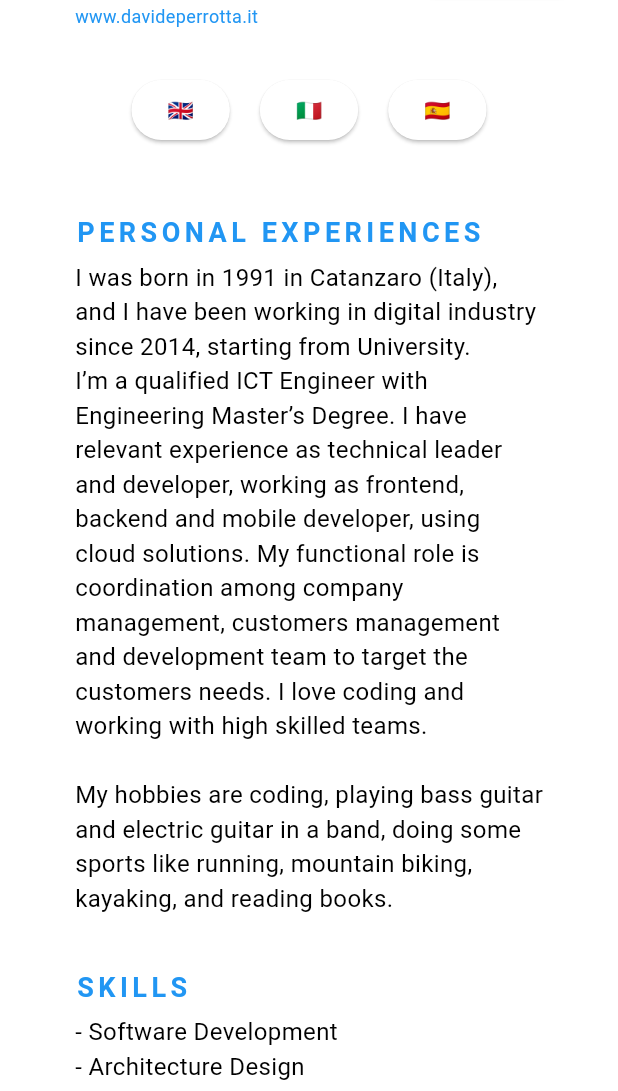
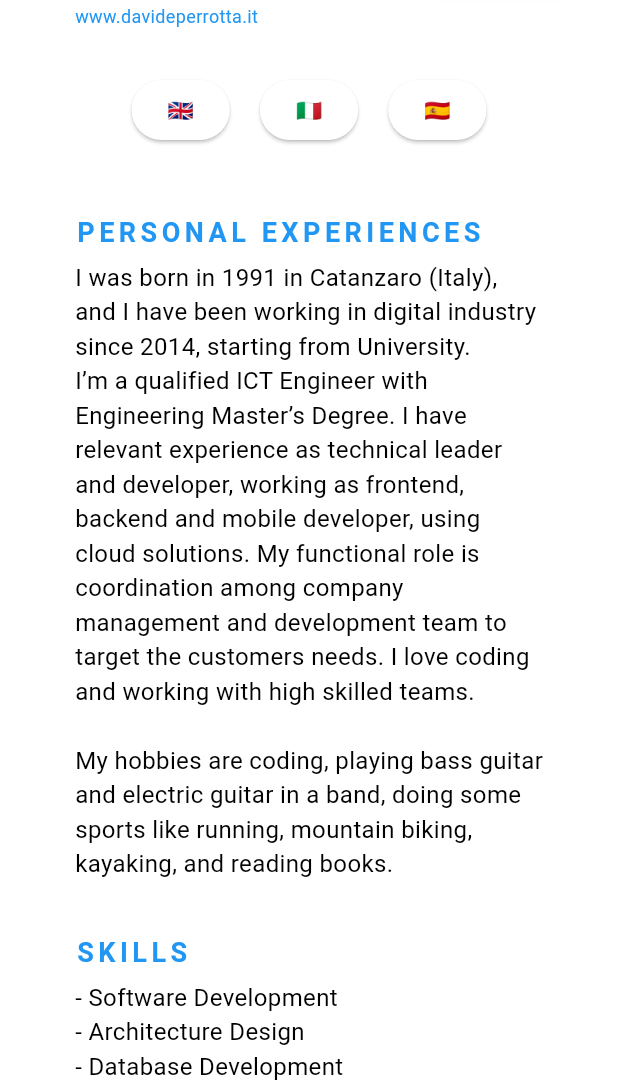
Before and after one commit to davideperrotta/resume_app, a Flutter app: the screen it shows after launch, on a phone screen of 412 x 824 dp, the part 145-1236 px from its top. Run offline on Flutter 3.47's test engine with Material 3 defaults, Android fonts, the light colour scheme and no system bars; our stand-ins replace bloc, equatable, flutter_bloc, responsive_builder.

Commit message:
setting multilanguage part 7

```diff
--- a/lib/labels.dart
+++ b/lib/labels.dart
@@ -1,7 +1,7 @@
 final Map<String, Map<String, String>> labels = {
   'en': {
     'personalExperiencesTitle': 'PERSONAL EXPERIENCES',
-    'personalExperiencesDesc': 'I was born in 1991 in Catanzaro (Italy), and I have been working in digital industry since 2014, starting from University.\nI’m a qualified ICT Engineer with Engineering Master’s Degree. I have relevant experience as technical leader and developer, working as frontend, backend and mobile developer, using cloud solutions. My functional role is coordination among company management, customers management and development team to target the customers needs. I love coding and working with high skilled teams.\n\nMy hobbies are coding, playing bass guitar and electric guitar in a band, doing some sports like running, mountain biking, kayaking, and reading books.',
+    'personalExperiencesDesc': 'I was born in 1991 in Catanzaro (Italy), and I have been working in digital industry since 2014, starting from University.\nI’m a qualified ICT Engineer with Engineering Master’s Degree. I have relevant experience as technical leader and developer, working as frontend, backend and mobile developer, using cloud solutions. My functional role is coordination among company management and development team to target the customers needs. I love coding and working with high skilled teams.\n\nMy hobbies are coding, playing bass guitar and electric guitar in a band, doing some sports like running, mountain biking, kayaking, and reading books.',
     'skillsTitle': 'SKILLS',
     'skillsDesc': '- Software Development\n- Architecture Design\n- Database Development\n- Technical management\n- Training',
     'relevantExperiencesTitle': 'RELEVANT EXPERIENCES',
@@ -18,7 +18,7 @@
   },
   'it': {
     'personalExperiencesTitle': 'ESPERIENZE PERSONALI',
-    'personalExperiencesDesc': "Sono nato nel 1991 a Catanzaro (Italia), e lavoro nel settore digitale dal 2014, iniziando dall'Università.\nSono un Ingegnere ICT qualificato con Laurea Magistrale in Ingegneria. Ho esperienza rilevante come leader tecnico e sviluppatore, lavorando come sviluppatore frontend, backend e mobile, utilizzando soluzioni cloud. Il mio ruolo funzionale è il coordinamento tra la direzione aziendale, la gestione dei clienti e il team di sviluppo per soddisfare le esigenze dei clienti. Adoro programmare e lavorare con team altamente qualificati.\n\nI miei hobby sono programmare, suonare il basso e la chitarra elettrica in una band, praticare alcuni sport come corsa, mountain bike, kayak e leggere libri.",
+    'personalExperiencesDesc': "Sono nato nel 1991 a Catanzaro (Italia), e lavoro nel settore digitale dal 2014, iniziando dall'Università.\nSono un Ingegnere ICT qualificato con Laurea Magistrale in Ingegneria. Ho esperienza rilevante come leader tecnico e sviluppatore, lavorando come sviluppatore frontend, backend e mobile, utilizzando soluzioni cloud. Il mio ruolo funzionale è il coordinamento tra la direzione aziendale ed il team di sviluppo per soddisfare le esigenze dei clienti. Adoro programmare e lavorare con team altamente qualificati.\n\nI miei hobby sono programmare, suonare il basso e la chitarra elettrica in una band, praticare alcuni sport come corsa, mountain bike, kayak e leggere libri.",
     'skillsTitle': 'COMPETENZE',
     'skillsDesc': '- Sviluppo software\n- Progettazione architettura\n- Sviluppo database\n- Gestione tecnica\n- Formazione',
     'relevantExperiencesTitle': 'ESPERIENZE RILEVANTI',
@@ -35,7 +35,7 @@
   },
   'es': {
     'personalExperiencesTitle': 'EXPERIENCIAS PERSONALES',
-    'personalExperiencesDesc': 'Nací en 1991 en Catanzaro (Italia) y trabajo en la industria digital desde 2014, desde la universidad.\nSoy ingeniero TIC titulado con máster en ingeniería. Tengo experiencia relevante como líder técnico y desarrollador, trabajando como desarrollador frontend, backend y móvil, utilizando soluciones en Cloud. Mi rol funcionale es la coordinación entre la dirección de la empresa, la gestión de clientes y el equipo de desarrollo para abordar las necesidades de los clientes. Me encanta codificar y trabajar con equipos altamente calificados.\n\nMis pasatiempos son codificar, tocar el bajo y la guitarra eléctrica en una banda, practicar algunos deportes como correr, andar en bicicleta de montaña, hacer kayak y leer libros.',
+    'personalExperiencesDesc': 'Nací en 1991 en Catanzaro (Italia) y trabajo en la industria digital desde 2014, desde la universidad.\nSoy ingeniero TIC titulado con máster en ingeniería. Tengo experiencia relevante como líder técnico y desarrollador, trabajando como desarrollador frontend, backend y móvil, utilizando soluciones en Cloud. Mi rol funcionale es la coordinación entre la dirección de la empresa y el equipo de desarrollo para abordar las necesidades de los clientes. Me encanta codificar y trabajar con equipos altamente calificados.\n\nMis pasatiempos son codificar, tocar el bajo y la guitarra eléctrica en una banda, practicar algunos deportes como correr, andar en bicicleta de montaña, hacer kayak y leer libros.',
     'skillsTitle': 'HABILIDADES',
     'skillsDesc': '- Desarrollo de software\n- Diseño de arquitectura\n- Desarrollo de bases de datos\n- Gestión técnica\n- Capacitación',
     'relevantExperiencesTitle': 'EXPERIENCIAS RELEVANTES',
```
